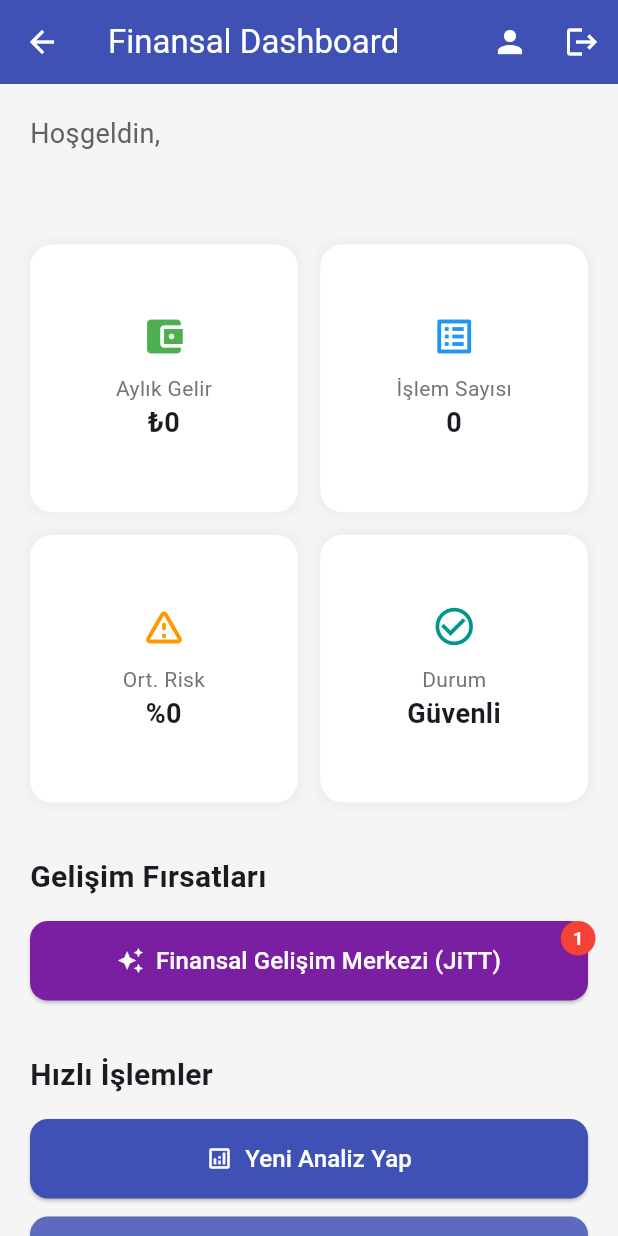
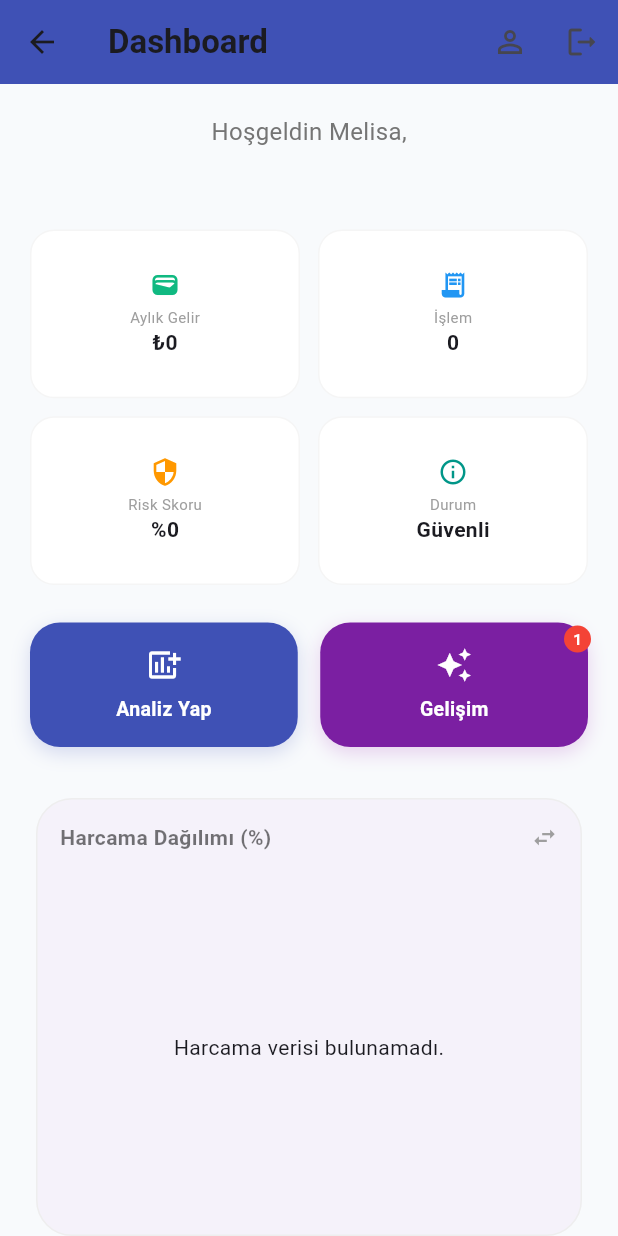
Before and after one commit to MelisaArslantas/Anomali_Projesi, a Flutter app: the DashboardScreen screen opened by its route, on a phone screen of 412 x 824 dp. Run offline on Flutter 3.47's test engine with Material 3 defaults, Android fonts, the phone set to English and light mode, and no system bars; our stand-ins replace cloud_firestore, firebase_auth, firebase_core, firebase_storage, fl_chart, image_picker; accounts and stored records are empty; network calls fail.

Commit message:
dinamik grafikler, 180° bütçe göstergesi ve dashboard kullanıcı deneyimi iyileştirmeleri

```diff
--- a/anomali_mobil/lib/screens/dashboard_screen.dart
+++ b/anomali_mobil/lib/screens/dashboard_screen.dart
@@ -1,6 +1,8 @@
 import 'package:flutter/material.dart';
+import 'package:fl_chart/fl_chart.dart';
 import '../services/auth_service.dart';
-import '../services/api_service.dart'; // ✅ API Servisi eklendi
+import '../services/api_service.dart';
+import '../models/analiz_modeli.dart';
 import 'analiz_form_screen.dart';
 import 'gecmis_screen.dart';
 import 'profil.dart';
@@ -16,35 +18,48 @@ class DashboardScreen extends StatefulWidget {
 
 class _DashboardScreenState extends State<DashboardScreen> {
   final AuthService _authService = AuthService();
-  final ApiService _apiService = ApiService(); // ✅ API Servisi başlatıldı
+  final ApiService _apiService = ApiService();
+  final PageController _chartPageController = PageController();
+
+  static const Color customEmerald = Color(0xFF10B981);
 
   bool hasNotification = true;
   bool isLoading = true;
+  int _currentChartIndex = 0;
 
-  // ✅ Dinamik Veri Değişkenleri
   String userName = "Yükleniyor...";
   String monthlyIncome = "0";
-  String transactionCount = "0"; // İşlem Sayısı
-  String averageRisk = "0";      // Ortalama Risk
-  String status = "Yükleniyor..."; // Durum (Güvenli/Kritik)
+  String transactionCount = "0";
+  String averageRisk = "0";
+  String status = "Yükleniyor...";
+
+  // 📊 Gerçek veri havuzumuz
+  Map<String, double> _categoryTotals = {};
+  double _totalExpense = 0.0;
 
   @override
   void initState() {
     super.initState();
-    _fetchDashboardData(); // ✅ Tek bir fonksiyonda tüm verileri çekiyoruz
+    _fetchDashboardData();
   }
 
-  // ✅ Hem Firestore hem de API verilerini çeken fonksiyon
   Future<void> _fetchDashboardData() async {
+    if (!mounted) return;
     setState(() => isLoading = true);
-
     try {
       final userData = await _authService.getUserData();
       if (userData != null && userData.exists) {
         String uid = userData['uid'];
+        final stats = await _apiService.getUserStats(uid);
+        final historyData = await _apiService.getHistory(uid);
 
-        // 1. Backend'den istatistikleri çek
-        final stats = await _apiService.getUserStats(uid);
+        // Verileri kategorilere göre grupla
+        Map<String, double> totals = {};
+        double total = 0.0;
+        for (var item in historyData) {
+          totals[item.kategori] = (totals[item.kategori] ?? 0) + item.harcamaTutari;
+          total += item.harcamaTutari;
+        }
 
         if (mounted) {
           setState(() {
@@ -53,12 +68,13 @@ class _DashboardScreenState extends State<DashboardScreen> {
             transactionCount = (stats['count'] ?? 0).toString();
             averageRisk = (stats['avg_risk'] ?? 0).toString();
             status = stats['status'] ?? "Güvenli";
+            _categoryTotals = totals;
+            _totalExpense = total;
             isLoading = false;
           });
         }
       }
     } catch (e) {
-      print("❌ Dashboard veri hatası: $e");
       if (mounted) setState(() => isLoading = false);
     }
   }
@@ -66,76 +82,43 @@ class _DashboardScreenState extends State<DashboardScreen> {
   @override
   Widget build(BuildContext context) {
     return Scaffold(
-      backgroundColor: Colors.grey[100],
+      backgroundColor: const Color(0xFFF8FAFC),
       appBar: AppBar(
-        title: const Text("Finansal Dashboard"),
+        title: const Text("Dashboard", style: TextStyle(fontWeight: FontWeight.bold)),
         backgroundColor: Colors.indigo,
-        foregroundColor: Colors.white,
+        elevation: 0,
         actions: [
-          IconButton(
-            icon: const Icon(Icons.person),
-            onPressed: () => Navigator.push(
-              context,
-              MaterialPageRoute(builder: (context) => ProfilScreen(userEmail: widget.userEmail)),
-            ).then((_) => _fetchDashboardData()), // Geri dönüldüğünde verileri yenile
-          ),
-          IconButton(
-            icon: const Icon(Icons.logout),
-            onPressed: () async {
-              await _authService.logout();
-              if (!mounted) return;
-              Navigator.pop(context);
-            },
-          ),
+          IconButton(icon: const Icon(Icons.person_outline), onPressed: () => Navigator.push(context, MaterialPageRoute(builder: (context) => ProfilScreen(userEmail: widget.userEmail))).then((_) => _fetchDashboardData())),
+          IconButton(icon: const Icon(Icons.logout_rounded), onPressed: () async { await _authService.logout(); if (mounted) Navigator.pop(context); }),
         ],
       ),
       body: isLoading
           ? const Center(child: CircularProgressIndicator(color: Colors.indigo))
-          : RefreshIndicator( // ✅ Çek-Yenile özelliği eklendi
+          : RefreshIndicator(
               onRefresh: _fetchDashboardData,
               child: SingleChildScrollView(
                 physics: const AlwaysScrollableScrollPhysics(),
                 padding: const EdgeInsets.all(20.0),
                 child: Column(
-                  crossAxisAlignment: CrossAxisAlignment.start,
                   children: [
-                    Text("Hoşgeldin,", style: TextStyle(fontSize: 18, color: Colors.grey[700])),
-                    Text(
-                      userName,
-                      style: const TextStyle(fontSize: 22, fontWeight: FontWeight.bold, color: Colors.indigo),
+                    _buildHeader(),
+                    const SizedBox(height: 20),
+                    _buildSummaryGrid(),
+                    const SizedBox(height: 25),
+                    Row(
+                      children: [
+                        Expanded(child: _buildQuickActionButton(context, "Analiz Yap", Icons.add_chart, Colors.indigo, const AnalizFormScreen())),
+                        const SizedBox(width: 15),
+                        Expanded(child: _buildJittQuickButton(context)),
+                      ],
                     ),
                     const SizedBox(height: 30),
-
-                    // Özet Kartları
-                    GridView.count(
-                      shrinkWrap: true,
-                      physics: const NeverScrollableScrollPhysics(),
-                      crossAxisCount: 2,
-                      crossAxisSpacing: 15,
-                      mainAxisSpacing: 15,
-                      children: [
-                        _buildSummaryCard("Aylık Gelir", "₺$monthlyIncome", Icons.account_balance_wallet, Colors.green),
-                        _buildSummaryCard("İşlem Sayısı", transactionCount, Icons.list_alt, Colors.blue),
-                        _buildSummaryCard("Ort. Risk", "%$averageRisk", Icons.warning_amber_rounded, Colors.orange),
-                        _buildSummaryCard("Durum", status, Icons.check_circle_outline, Colors.teal),
-                      ],
-                    ),
-                    const SizedBox(height: 35),
-
-                    // Diğer kısımlar (JiTT ve Hızlı İşlemler aynı kalabilir...)
-                    const Text("Gelişim Fırsatları", style: TextStyle(fontSize: 20, fontWeight: FontWeight.bold)),
-                    const SizedBox(height: 15),
-                    _buildJittButton(context),
-                    const SizedBox(height: 35),
-                    const Text("Hızlı İşlemler", style: TextStyle(fontSize: 20, fontWeight: FontWeight.bold)),
-                    const SizedBox(height: 15),
-                    _buildActionButton(context, "Yeni Analiz Yap", Icons.analytics_outlined, Colors.indigo,
-                      () => Navigator.push(context, MaterialPageRoute(builder: (context) => const AnalizFormScreen()))
-                          .then((_) => _fetchDashboardData())), // Analizden dönünce yenile
-                    const SizedBox(height: 12),
-                    _buildActionButton(context, "İşlem Geçmişi", Icons.history, const Color(0xFF5C6BC0),
-                      () => Navigator.push(context, MaterialPageRoute(builder: (context) => const GecmisScreen()))
-                          .then((_) => _fetchDashboardData())), // Geçmişten (silmeden) dönünce yenile
+                    _buildChartCarousel(),
+                    const SizedBox(height: 10),
+                    _buildPageIndicator(),
+                    const SizedBox(height: 20),
+                    _buildActionButton(context, "İşlem Geçmişi", Icons.history, const Color(0xFF475569),
+                      () => Navigator.push(context, MaterialPageRoute(builder: (context) => const GecmisScreen())).then((_) => _fetchDashboardData())),
                   ],
                 ),
               ),
@@ -143,60 +126,99 @@ class _DashboardScreenState extends State<DashboardScreen> {
     );
   }
 
-  // JiTT Butonu (Stack yapısını koruduk)
-  Widget _buildJittButton(BuildContext context) {
+  // 🥧 YÜZDELİKLİ PASTA GRAFİĞİ (GERÇEK VERİ)
+  Widget _buildExpensePieChart() {
+    if (_categoryTotals.isEmpty) return const Center(child: Text("Harcama verisi bulunamadı."));
+    final colors = [Colors.indigo, Colors.orange, customEmerald, Colors.redAccent, Colors.purple, Colors.blue];
+    int colorIdx = 0;
+
+    return PieChart(
+      PieChartData(
+        sectionsSpace: 4,
+        centerSpaceRadius: 40,
+        sections: _categoryTotals.entries.map((e) {
+          double percentage = (e.value / _totalExpense) * 100;
+          final color = colors[colorIdx % colors.length];
+          colorIdx++;
+          return PieChartSectionData(
+            value: e.value,
+            title: "${percentage.toStringAsFixed(1)}%",
+            color: color,
+            radius: 55,
+            titleStyle: const TextStyle(fontSize: 10, fontWeight: FontWeight.bold, color: Colors.white),
+            badgeWidget: _buildChartBadge(e.key, color),
+            badgePositionPercentageOffset: 1.2,
+          );
+        }).toList(),
+      ),
+    );
+  }
+
+  // 🏎️ 180 DERECE BÜTÇE GÖSTERGESİ (GAUGE)
+  Widget _buildBudgetGauge() {
+    double income = double.tryParse(monthlyIncome) ?? 1.0;
+    double expenseRatio = _totalExpense / income;
+    if (expenseRatio > 1.0) expenseRatio = 1.0; // Limit aşımı kontrolü
+
     return Stack(
-      clipBehavior: Clip.none,
+      alignment: Alignment.center,
       children: [
-        _buildActionButton(context, "Finansal Gelişim Merkezi (JiTT)", Icons.auto_awesome, Colors.purple.shade700, () {
-          setState(() => hasNotification = false);
-          Navigator.push(context, MaterialPageRoute(builder: (context) => const JittPage()));
-        }),
-        if (hasNotification)
-          Positioned(
-            right: -5, top: -5,
-            child: Container(
-              padding: const EdgeInsets.all(8),
-              decoration: const BoxDecoration(color: Colors.red, shape: BoxShape.circle),
-              child: const Text("1", style: TextStyle(color: Colors.white, fontSize: 12, fontWeight: FontWeight.bold)),
-            ),
+        PieChart(
+          PieChartData(
+            startDegreeOffset: 180,
+            sectionsSpace: 0,
+            centerSpaceRadius: 60,
+            sections: [
+              // Harcanan kısım
+              PieChartSectionData(value: _totalExpense, color: expenseRatio > 0.8 ? Colors.redAccent : Colors.indigo, radius: 20, showTitle: false),
+              // Kalan bütçe (180 dereceyi tamamlamak için)
+              PieChartSectionData(value: (income - _totalExpense).clamp(0, income), color: Colors.grey.shade200, radius: 20, showTitle: false),
+              // Alt yarıyı boş bırakmak için hayali bölüm
+              PieChartSectionData(value: income, color: Colors.transparent, radius: 20, showTitle: false),
+            ],
           ),
+        ),
+        Column(
+          mainAxisSize: MainAxisSize.min,
+          children: [
+            Text("₺${_totalExpense.toInt()}", style: const TextStyle(fontSize: 18, fontWeight: FontWeight.bold)),
+            Text("Kullanılan Bütçe", style: TextStyle(fontSize: 10, color: Colors.grey.shade500)),
+          ],
+        )
       ],
     );
   }
 
-  // Kart ve Buton yardımcı metotları (Aynı kalıyor)
-  Widget _buildSummaryCard(String title, String value, IconData icon, Color color) {
+  // KÜÇÜK YARDIMCI WIDGETLAR
+  Widget _buildChartBadge(String label, Color color) {
     return Container(
-      padding: const EdgeInsets.all(15),
-      decoration: BoxDecoration(
-        color: Colors.white, borderRadius: BorderRadius.circular(15),
-        boxShadow: [BoxShadow(color: Colors.grey.withOpacity(0.1), spreadRadius: 2, blurRadius: 5)],
-      ),
-      child: Column(
-        mainAxisAlignment: MainAxisAlignment.center,
+      padding: const EdgeInsets.symmetric(horizontal: 4, vertical: 2),
+      decoration: BoxDecoration(color: Colors.white, borderRadius: BorderRadius.circular(4), border: Border.all(color: color.withOpacity(0.3))),
+      child: Text(label, style: TextStyle(fontSize: 8, color: color, fontWeight: FontWeight.bold)),
+    );
+  }
+
+  Widget _buildChartCarousel() {
+    return SizedBox(
+      height: 300,
+      child: PageView(
+        controller: _chartPageController,
+        onPageChanged: (idx) => setState(() => _currentChartIndex = idx),
         children: [
-          Icon(icon, color: color, size: 30),
-          const SizedBox(height: 10),
-          Text(title, style: TextStyle(color: Colors.grey[600], fontSize: 14)),
-          Text(value, style: const TextStyle(fontSize: 18, fontWeight: FontWeight.bold), textAlign: TextAlign.center),
+          _buildChartContainer("Harcama Dağılımı (%)", _buildExpensePieChart()),
+          _buildChartContainer("Bütçe Kullanımı (180°)", _buildBudgetGauge()),
         ],
       ),
     );
   }
 
-  Widget _buildActionButton(BuildContext context, String title, IconData icon, Color color, VoidCallback onTap) {
-    return SizedBox(
-      width: double.infinity,
-      child: ElevatedButton.icon(
-        onPressed: onTap,
-        icon: Icon(icon, color: Colors.white),
-        label: Text(title, style: const TextStyle(fontSize: 16, color: Colors.white)),
-        style: ElevatedButton.styleFrom(
-          backgroundColor: color, padding: const EdgeInsets.symmetric(vertical: 15),
-          shape: RoundedRectangleBorder(borderRadius: BorderRadius.circular(12)),
-        ),
-      ),
-    );
-  }
+  // (Header, SummaryGrid, QuickAction ve diğer yardımcı metotlar önceki halindeki gibi kompakt kalsın...)
+  Widget _buildHeader() { return Column(crossAxisAlignment: CrossAxisAlignment.start, children: [Text("Hoşgeldin Melisa,", style: TextStyle(fontSize: 16, color: Colors.grey[600])), Text(userName, style: const TextStyle(fontSize: 24, fontWeight: FontWeight.w900, color: Colors.indigo))]); }
+  Widget _buildPageIndicator() { return Row(mainAxisAlignment: MainAxisAlignment.center, children: List.generate(2, (index) => Container(margin: const EdgeInsets.symmetric(horizontal: 4), width: 8, height: 8, decoration: BoxDecoration(shape: BoxShape.circle, color: _currentChartIndex == index ? Colors.indigo : Colors.grey.shade300)))); }
+  Widget _buildChartContainer(String title, Widget chart) { return Card(elevation: 0, shape: RoundedRectangleBorder(borderRadius: BorderRadius.circular(24), side: BorderSide(color: Colors.grey.shade200)), child: Padding(padding: const EdgeInsets.all(16.0), child: Column(children: [Row(mainAxisAlignment: MainAxisAlignment.spaceBetween, children: [Text(title, style: const TextStyle(fontWeight: FontWeight.bold, color: Colors.black54)), const Icon(Icons.swap_horiz, size: 18, color: Colors.grey)]), const SizedBox(height: 20), Expanded(child: chart)]))); }
+  Widget _buildSummaryGrid() { return GridView.count(shrinkWrap: true, physics: const NeverScrollableScrollPhysics(), crossAxisCount: 2, crossAxisSpacing: 12, mainAxisSpacing: 12, childAspectRatio: 1.6, children: [_buildSummaryCard("Aylık Gelir", "₺$monthlyIncome", Icons.wallet, customEmerald), _buildSummaryCard("İşlem", transactionCount, Icons.receipt_long, Colors.blue), _buildSummaryCard("Risk Skoru", "%$averageRisk", Icons.security, Colors.orange), _buildSummaryCard("Durum", status, Icons.info_outline, Colors.teal)]); }
+  Widget _buildQuickActionButton(BuildContext context, String title, IconData icon, Color color, Widget target) { return InkWell(onTap: () => Navigator.push(context, MaterialPageRoute(builder: (context) => target)).then((_) => _fetchDashboardData()), child: Container(padding: const EdgeInsets.all(16), decoration: BoxDecoration(color: color, borderRadius: BorderRadius.circular(20), boxShadow: [BoxShadow(color: color.withOpacity(0.2), blurRadius: 10, offset: const Offset(0, 4))]), child: Column(children: [Icon(icon, color: Colors.white), const SizedBox(height: 8), Text(title, style: const TextStyle(color: Colors.white, fontWeight: FontWeight.bold, fontSize: 13))]))); }
+  Widget _buildJittQuickButton(BuildContext context) { return InkWell(onTap: () { setState(() => hasNotification = false); Navigator.push(context, MaterialPageRoute(builder: (context) => const JittPage())); }, child: Stack(clipBehavior: Clip.none, children: [Container(width: double.infinity, padding: const EdgeInsets.all(16), decoration: BoxDecoration(color: Colors.purple.shade700, borderRadius: BorderRadius.circular(20), boxShadow: [BoxShadow(color: Colors.purple.withOpacity(0.2), blurRadius: 10, offset: const Offset(0, 4))]), child: const Column(children: [Icon(Icons.auto_awesome, color: Colors.white), const SizedBox(height: 8), Text("Gelişim", style: TextStyle(color: Colors.white, fontWeight: FontWeight.bold, fontSize: 13))])), if (hasNotification) Positioned(right: -2, top: -2, child: Container(padding: const EdgeInsets.all(6), decoration: const BoxDecoration(color: Colors.red, shape: BoxShape.circle), child: const Text("1", style: TextStyle(color: Colors.white, fontSize: 10, fontWeight: FontWeight.bold))))])); }
+  Widget _buildSummaryCard(String title, String value, IconData icon, Color color) { return Container(padding: const EdgeInsets.all(12), decoration: BoxDecoration(color: Colors.white, borderRadius: BorderRadius.circular(16), border: Border.all(color: Colors.grey.shade100)), child: Column(mainAxisAlignment: MainAxisAlignment.center, children: [Icon(icon, color: color, size: 20), const SizedBox(height: 4), Text(title, style: TextStyle(color: Colors.grey[500], fontSize: 10)), Text(value, style: const TextStyle(fontSize: 14, fontWeight: FontWeight.bold))])); }
+  Widget _buildActionButton(BuildContext context, String title, IconData icon, Color color, VoidCallback onTap) { return SizedBox(width: double.infinity, child: OutlinedButton.icon(onPressed: onTap, icon: Icon(icon, size: 18), label: Text(title), style: OutlinedButton.styleFrom(foregroundColor: color, side: BorderSide(color: color.withOpacity(0.4)), padding: const EdgeInsets.symmetric(vertical: 16), shape: RoundedRectangleBorder(borderRadius: BorderRadius.circular(16))))); }
 }
--- a/anomali_mobil/pubspec.yaml
+++ b/anomali_mobil/pubspec.yaml
@@ -19,7 +19,7 @@ dependencies:
   cloud_firestore: ^6.3.0
   image_picker: ^1.0.7
   firebase_storage: ^13.3.0
-
+  fl_chart: ^0.70.0 # 🔥 Yeni grafik kütüphanemiz eklendi
 
 dev_dependencies:
   flutter_test:
```
Also changed, not shown: anomali_mobil/pubspec.lock.
